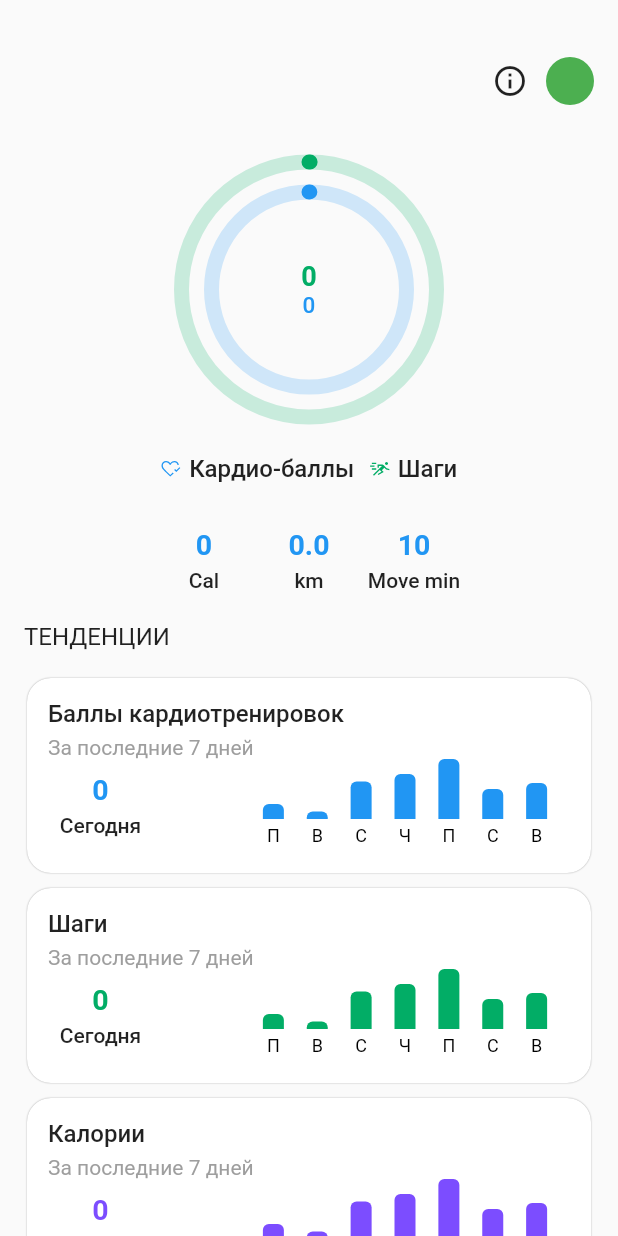
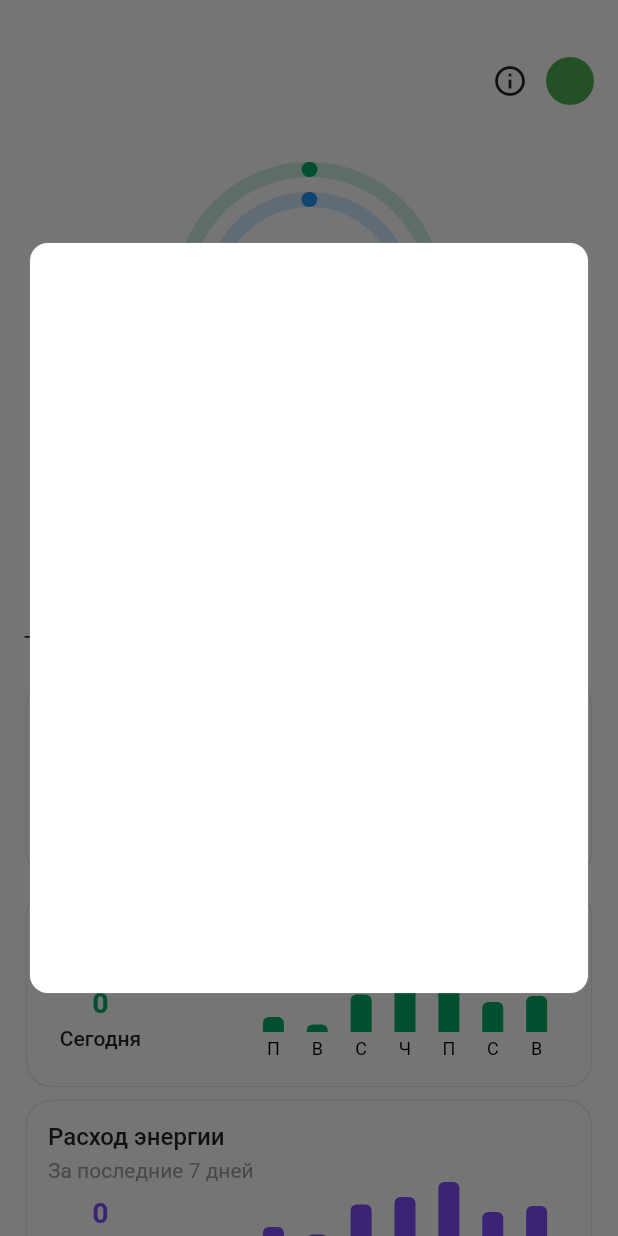
Before and after one commit to neverewer/Stepel, a Flutter app: the screen it shows after launch, after a tap on "Next", after a tap on "Skip", after a tap on the "info outline" icon, on a phone screen of 412 x 824 dp. Run offline on Flutter 3.47's test engine with Material 2 defaults, Android fonts, the light colour scheme and no system bars; drawn by our look-alikes of fl_chart, sleek_circular_slider; our stand-ins replace auto_route, equatable, flutter_bloc, flutter_local_notifications, flutter_svg, pedometer and 3 more; missing offline and left inert: flutter_background_service.

Commit message:
Add Info Page(blank), change home page ui, fix Pedometr Service when data wasn't reser after day change

```diff
--- a/lib/main.dart
+++ b/lib/main.dart
@@ -1,4 +1,5 @@
 import 'package:flutter/material.dart';
+import 'package:flutter/services.dart';
 import 'package:stepel/router/router.dart';
 import 'package:stepel/services/pedometr_service.dart';
 
@@ -19,6 +20,9 @@ class MainApp extends StatelessWidget {
 
   @override
   Widget build(BuildContext context) {
+    SystemChrome.setSystemUIOverlayStyle(const SystemUiOverlayStyle(
+      statusBarColor: Colors.white,
+    ));
     return MaterialApp.router(debugShowCheckedModeBanner: false, routerConfig: appRouter.config());
   }
 }
--- a/lib/pages/home_page/home_page.dart
+++ b/lib/pages/home_page/home_page.dart
@@ -1,3 +1,5 @@
+import 'dart:ui';
+
 import 'package:auto_route/auto_route.dart';
 import 'package:flutter/material.dart';
 import 'package:flutter_bloc/flutter_bloc.dart';
@@ -5,6 +7,7 @@ import 'package:flutter_svg/flutter_svg.dart';
 import 'package:sleek_circular_slider/sleek_circular_slider.dart';
 import 'package:stepel/blocks/home_page/home_page_cubit.dart';
 import 'package:stepel/blocks/home_page/home_page_state.dart';
+import 'package:stepel/pages/info_page/info_page.dart';
 import 'package:stepel/widgets/bar_chart.dart';
 
 @RoutePage()
@@ -16,20 +19,72 @@ class HomePage extends StatelessWidget {
     return BlocProvider(
         create: (_) => HomePageCubit(),
         child: BlocBuilder<HomePageCubit, HomePageState>(builder: (context, state) {
-          if (state is InitialHomePageState) {
-            return const Center(child: CircularProgressIndicator());
-          } else if (state is LoadedHomePageState) {
+          switch (state.runtimeType) {
+            case InitialHomePageState:
+              return const LoadingForm();
+            case LoadedHomePageState:
+              return HomePageForm(state: state as LoadedHomePageState);
+            default:
+              return const SizedBox();
+          }
+        }));
+  }
+}
+
+class LoadingForm extends StatelessWidget {
+  const LoadingForm({super.key});
+
+  @override
+  Widget build(BuildContext context) {
+    return const Scaffold(
+      backgroundColor: Colors.white,
+      body: Center(
+          child: CircularProgressIndicator(
+        color: Colors.blue,
+      )),
+    );
+  }
+}
+
+class HomePageForm extends StatelessWidget {
+  const HomePageForm({super.key, required this.state});
+  final LoadedHomePageState state;
+
+  @override
+  Widget build(BuildContext context) {
     return Scaffold(
+        backgroundColor: Colors.white,
         body: Padding(
             padding: const EdgeInsets.only(top: 30, right: 16, left: 16),
-                    child: SingleChildScrollView(
+            child: HomePageScrollView(child: HomePageFormBody(state: state))));
+  }
+}
+
+class HomePageScrollView extends StatelessWidget {
+  const HomePageScrollView({super.key, required this.child});
+  final Widget child;
+  @override
+  Widget build(BuildContext context) {
+    return SingleChildScrollView(
+      padding: const EdgeInsets.only(bottom: 100),
       physics: const BouncingScrollPhysics(),
-                      child: Column(
+      child: child,
+    );
+  }
+}
+
+class HomePageFormBody extends StatelessWidget {
+  const HomePageFormBody({super.key, required this.state});
+  final LoadedHomePageState state;
+
+  @override
+  Widget build(BuildContext context) {
+    return Column(
       crossAxisAlignment: CrossAxisAlignment.center,
       children: [
         const AppBar(),
         const SizedBox(
-                            height: 25,
+          height: 30,
         ),
         Chart(
           steps: state.steps!,
@@ -48,14 +103,9 @@ class HomePage extends StatelessWidget {
         const SizedBox(
           height: 20,
         ),
-                          const Align(
-                              alignment: Alignment.centerLeft,
-                              child: Text(
-                                'ТЕНДЕНЦИИ',
-                                style: TextStyle(fontSize: 16, fontWeight: FontWeight.w400),
-                              )),
+        const CategoryLabel(text: 'ТЕНДЕНЦИИ'),
         const SizedBox(
-                            height: 8,
+          height: 5,
         ),
         TrendsBox(
           topLabel: 'Баллы кардиотренировок',
@@ -67,17 +117,19 @@ class HomePage extends StatelessWidget {
           color: const Color.fromARGB(255, 2, 173, 102),
         ),
         TrendsBox(
-                            topLabel: 'Калории',
+          topLabel: 'Расход энергии',
           value: state.calories!,
           color: Colors.deepPurpleAccent,
         ),
+        const SizedBox(
+          height: 20,
+        ),
+        const CategoryLabel(text: 'РЕКОМЕНДАЦИИ'),
+        const RecomendationBox(
+            topLabel: 'Рекомендуемая \nпродолжительность сна',
+            description: 'Узнайте, какие факторы влияют на сон и сколько нужно спать именно вам, чтобы высыпаться')
       ],
-                      ),
-                    )));
-          } else {
-            return const SizedBox();
-          }
-        }));
+    );
   }
 }
 
@@ -86,11 +138,21 @@ class AppBar extends StatelessWidget {
 
   @override
   Widget build(BuildContext context) {
+    showInfoDialog() {
+      showDialog(
+          context: context,
+          builder: (BuildContext context) {
+            return BackdropFilter(filter: ImageFilter.dilate(), child: const InfoPage());
+          });
+    }
+
     return Row(
       mainAxisAlignment: MainAxisAlignment.end,
       children: [
         IconButton(
-            onPressed: () {},
+            onPressed: () {
+              showInfoDialog();
+            },
             icon: const Icon(
               Icons.info_outline,
               size: 24,
@@ -237,9 +299,9 @@ class Chart extends StatelessWidget {
         children: [
           Text(steps.toString(),
               style:
-                  const TextStyle(fontSize: 18, fontWeight: FontWeight.w700, color: Color.fromARGB(255, 2, 173, 102))),
+                  const TextStyle(fontSize: 32, fontWeight: FontWeight.w700, color: Color.fromARGB(255, 2, 173, 102))),
           Text(cardioPoints.toString(),
-              style: const TextStyle(fontSize: 15, fontWeight: FontWeight.w500, color: Colors.blue))
+              style: const TextStyle(fontSize: 28, fontWeight: FontWeight.w500, color: Colors.blue))
         ],
       ))
     ]);
@@ -351,3 +413,78 @@ class TrendsBox extends StatelessWidget {
             )));
   }
 }
+
+class RecomendationBox extends StatelessWidget {
+  const RecomendationBox({super.key, required this.topLabel, required this.description});
+  final String topLabel;
+  final String description;
+
+  @override
+  Widget build(BuildContext context) {
+    return Padding(
+        padding: const EdgeInsets.only(top: 10, left: 2, right: 2),
+        child: SizedBox(
+          width: double.infinity,
+          height: 130,
+          child: DecoratedBox(
+              decoration: const BoxDecoration(
+                  color: Colors.white,
+                  borderRadius: BorderRadius.all(Radius.circular(16)),
+                  boxShadow: [
+                    BoxShadow(
+                      color: Colors.grey,
+                      blurRadius: 0.1,
+                    )
+                  ]),
+              child: Padding(
+                  padding: const EdgeInsets.all(14),
+                  child: Column(
+                    crossAxisAlignment: CrossAxisAlignment.start,
+                    mainAxisSize: MainAxisSize.min,
+                    children: [
+                      Text(
+                        topLabel,
+                        style: const TextStyle(fontSize: 16, fontWeight: FontWeight.w500),
+                      ),
+                      Expanded(
+                          child: Row(
+                        crossAxisAlignment: CrossAxisAlignment.center,
+                        mainAxisAlignment: MainAxisAlignment.spaceBetween,
+                        mainAxisSize: MainAxisSize.max,
+                        children: [
+                          Flexible(
+                              flex: 3,
+                              child: Text(
+                                description,
+                                style: const TextStyle(fontSize: 14, fontWeight: FontWeight.w400, color: Colors.grey),
+                              )),
+                          Flexible(
+                              flex: 1,
+                              fit: FlexFit.tight,
+                              child: SvgPicture.asset(
+                                'assets/icons/sleep-30.svg',
+                                width: 60,
+                                height: 60,
+                              ))
+                        ],
+                      )),
+                    ],
+                  ))),
+        ));
+  }
+}
+
+class CategoryLabel extends StatelessWidget {
+  const CategoryLabel({super.key, required this.text});
+  final String text;
+
+  @override
+  Widget build(BuildContext context) {
+    return Align(
+        alignment: Alignment.centerLeft,
+        child: Text(
+          text,
+          style: const TextStyle(fontSize: 16, fontWeight: FontWeight.w400),
+        ));
+  }
+}
--- /dev/null
+++ b/lib/pages/info_page/info_page.dart
@@ -0,0 +1,31 @@
+import 'package:flutter/material.dart';
+
+class InfoPage extends StatefulWidget {
+  const InfoPage({super.key});
+
+  @override
+  State<InfoPage> createState() => _InfoPageState();
+}
+
+class _InfoPageState extends State<InfoPage> {
+  @override
+  Widget build(BuildContext context) {
+    return const Center(
+      child: Padding(
+        padding: EdgeInsets.symmetric(horizontal: 20),
+        child: SizedBox(
+            height: 500,
+            width: double.infinity,
+            child: DecoratedBox(
+              decoration:
+                  BoxDecoration(borderRadius: BorderRadius.all(Radius.circular(12)), color: Colors.white, boxShadow: [
+                BoxShadow(
+                  color: Colors.grey,
+                  blurRadius: 0.1,
+                )
+              ]),
+            )),
+      ),
+    );
+  }
+}
--- a/lib/router/router.dart
+++ b/lib/router/router.dart
@@ -13,6 +13,11 @@ class AppRouter extends $AppRouter {
 
   @override
   List<AutoRoute> get routes => firstAppRun!
-      ? [AutoRoute(page: WelcomeRoute.page, path: '/'), AutoRoute(page: HomeRoute.page, path: '/home')]
-      : [AutoRoute(page: HomeRoute.page, path: '/')];
+      ? [
+          AutoRoute(page: WelcomeRoute.page, path: '/'),
+          AutoRoute(page: HomeRoute.page, path: '/home'),
+        ]
+      : [
+          AutoRoute(page: HomeRoute.page, path: '/'),
+        ];
 }
--- a/lib/services/pedometr_service.dart
+++ b/lib/services/pedometr_service.dart
@@ -83,8 +83,6 @@ class PedometrService {
         await Permission.notification.request().isGranted;
   }
 
-  //Future<void> initServiceInForegraund() async {}
-
   static void initNotifications() {
     notificationPlugin.initialize(initSettings, onDidReceiveBackgroundNotificationResponse: (_) {});
   }
@@ -103,27 +101,44 @@ class PedometrService {
         : LocalStorageService.instance.setStepDate(stepDate.toIso8601String());
   }
 
-  static void setPreviousSteps(StepCount event) {
+  static void setPreviousSteps(StepCount event) async {
     if (preStepCount == 0) {
       preStepCount = event.steps;
-      LocalStorageService.instance.setCurrentSteps(preStepCount);
+      await LocalStorageService.instance.setCurrentSteps(preStepCount);
     }
   }
 
-  static void updatePreviousSteps(int preSteps) {
-    LocalStorageService.instance.setCurrentSteps(preSteps);
+  static void updatePreviousSteps(int preSteps) async {
+    try {
+      await LocalStorageService.instance.setCurrentSteps(preSteps);
+      preStepCount = preSteps;
+      notificationPlugin.show(2, 'Update previous steps', 'Previous steps was updated', notificationDetails);
+    } catch (e) {
+      notificationPlugin.show(
+          2, 'Update previous steps error', 'Previous steps wasnt updated, error : $e', notificationDetails);
+    }
   }
 
-  static void updateStepDate() {
-    stepDate = DateTime.now();
-    LocalStorageService.instance.setStepDate(stepDate.toIso8601String());
+  static void updateStepDate() async {
+    try {
+      stepDate = DateTime.now();
+      await LocalStorageService.instance.setStepDate(stepDate.toIso8601String());
+      notificationPlugin.show(2, 'Update step date', 'Step date was updated', notificationDetails);
+    } catch (e) {
+      notificationPlugin.show(2, 'Update step date error', 'Step date wasnt updated, error : $e', notificationDetails);
+    }
   }
 
   static void resetFitData() {
-    stepCount = 0;
-    calories = 0;
-    distance = 0;
-    cardioPoints = 0;
+    try {
+      stepCount = 0;
+      calories = 0;
+      distance = 0;
+      cardioPoints = 0;
+      notificationPlugin.show(1, 'New day', 'Fit data was reset, steps: $stepCount ', notificationDetails);
+    } catch (e) {
+      notificationPlugin.show(1, 'New day error', 'Fit data wasnt reset, error: $e', notificationDetails);
+    }
   }
 
   static void updateFitData(StepCount event) {
```
Also changed, not shown: assets/icons/sleep-30.svg (added). Lines whose indentation alone changed are shown as unchanged.
